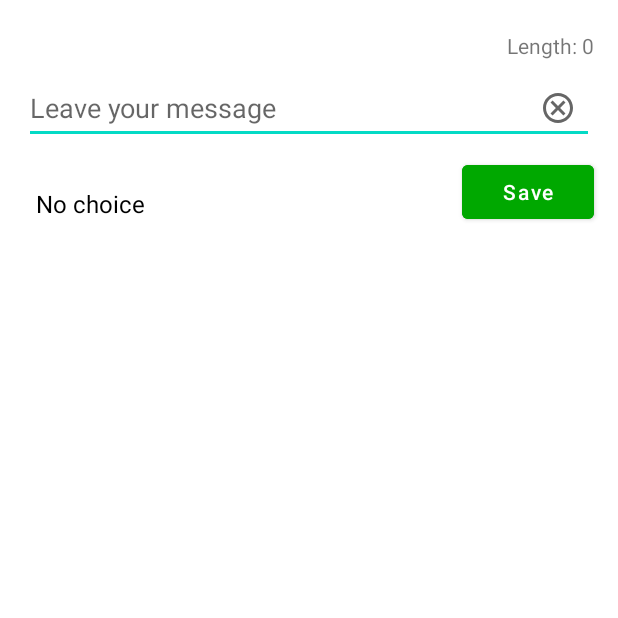
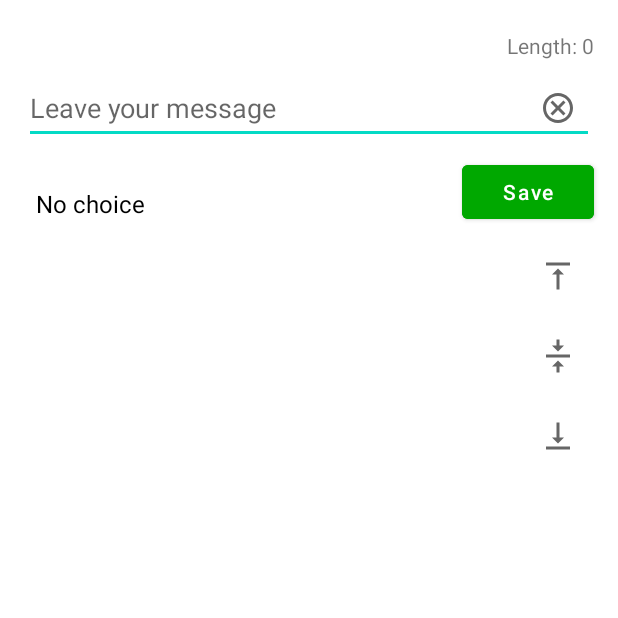
Before and after one commit to yeojoy/SreeApp, an Android app: the screen it shows after launch (ManagerActivity), after a tap on "Save", on a phone screen of 412 x 824 dp, the top half of it. Run offline under Robolectric (Android 15) with nearby library versions, the phone set to English and light mode, and no system bars; our stand-ins replace Firebase (no records; nobody signed in at launch, a user with empty details on screens opened directly); pictures from the network do not load; 1 other tap on this screen came first.

Commit message:
add align buttons

```diff
--- a/manager/src/main/java/com/livebarn/android/sreemanager/ManagerActivity.kt
+++ b/manager/src/main/java/com/livebarn/android/sreemanager/ManagerActivity.kt
@@ -66,7 +66,10 @@ class ManagerActivity : AppCompatActivity() {
         }
 
         findViewById<Button>(R.id.button_save).setOnClickListener {
-            messageDBReference?.setValue(editTextMessage?.text.toString())
+            val message = editTextMessage?.text.toString()
+            messageDBReference?.setValue(message)
+            editTextMessage?.setSelection(message.length)
+            // TODO hide keyboard
         }
 
         editTextMessage?.addTextChangedListener(object : TextWatcher {
@@ -78,6 +81,8 @@ class ManagerActivity : AppCompatActivity() {
                     getString(com.livebarn.android.sreelibrary.R.string.label_message_length, editTextMessage?.length() ?: 0)
             }
         })
+
+        // TODO bind imagebutton event
 
         val types = CelebrationType.values().map { it.title }
         spinnerCelebrationType?.adapter =
--- /dev/null
+++ b/manager/src/main/res/drawable/ic_bottom.xml
@@ -0,0 +1,10 @@
+<vector xmlns:android="http://schemas.android.com/apk/res/android"
+    android:width="24dp"
+    android:height="24dp"
+    android:viewportWidth="24"
+    android:viewportHeight="24"
+    android:tint="?attr/colorControlNormal">
+  <path
+      android:fillColor="@android:color/white"
+      android:pathData="M16,13h-3V3h-2v10H8l4,4 4,-4zM4,19v2h16v-2H4z"/>
+</vector>
--- /dev/null
+++ b/manager/src/main/res/drawable/ic_center.xml
@@ -0,0 +1,10 @@
+<vector xmlns:android="http://schemas.android.com/apk/res/android"
+    android:width="24dp"
+    android:height="24dp"
+    android:viewportWidth="24"
+    android:viewportHeight="24"
+    android:tint="?attr/colorControlNormal">
+  <path
+      android:fillColor="@android:color/white"
+      android:pathData="M8,19h3v4h2v-4h3l-4,-4 -4,4zM16,5h-3L13,1h-2v4L8,5l4,4 4,-4zM4,11v2h16v-2L4,11z"/>
+</vector>
--- /dev/null
+++ b/manager/src/main/res/drawable/ic_top.xml
@@ -0,0 +1,10 @@
+<vector xmlns:android="http://schemas.android.com/apk/res/android"
+    android:width="24dp"
+    android:height="24dp"
+    android:viewportWidth="24"
+    android:viewportHeight="24"
+    android:tint="?attr/colorControlNormal">
+  <path
+      android:fillColor="@android:color/white"
+      android:pathData="M8,11h3v10h2V11h3l-4,-4 -4,4zM4,3v2h16V3H4z"/>
+</vector>
--- a/manager/src/main/res/layout/activity_manager.xml
+++ b/manager/src/main/res/layout/activity_manager.xml
@@ -55,6 +55,45 @@
         app:layout_constraintEnd_toEndOf="@id/edit_text_message"
         app:layout_constraintTop_toBottomOf="@id/edit_text_message" />
 
+    <ImageButton
+        android:foregroundTint="@color/purple_200"
+        android:id="@+id/image_button_align_top"
+        android:layout_width="48dp"
+        android:layout_height="48dp"
+        android:layout_marginTop="8dp"
+        android:background="@drawable/rect_bg_button"
+        android:contentDescription="@string/content_desc_button_clear"
+        android:padding="12dp"
+        android:src="@drawable/ic_top"
+        app:layout_constraintEnd_toEndOf="@id/edit_text_message"
+        app:layout_constraintTop_toBottomOf="@id/button_save" />
+
+    <ImageButton
+        android:foregroundTint="@color/purple_200"
+        android:id="@+id/image_button_align_center"
+        android:layout_width="48dp"
+        android:layout_height="48dp"
+        android:layout_marginTop="5dp"
+        android:background="@drawable/rect_bg_button"
+        android:contentDescription="@string/content_desc_button_clear"
+        android:padding="12dp"
+        android:src="@drawable/ic_center"
+        app:layout_constraintEnd_toEndOf="@id/edit_text_message"
+        app:layout_constraintTop_toBottomOf="@id/image_button_align_top" />
+
+    <ImageButton
+        android:foregroundTint="@color/purple_200"
+        android:id="@+id/image_button_align_bottom"
+        android:layout_width="48dp"
+        android:layout_height="48dp"
+        android:layout_marginTop="5dp"
+        android:background="@drawable/rect_bg_button"
+        android:contentDescription="@string/content_desc_button_clear"
+        android:padding="12dp"
+        android:src="@drawable/ic_bottom"
+        app:layout_constraintEnd_toEndOf="@id/edit_text_message"
+        app:layout_constraintTop_toBottomOf="@id/image_button_align_center" />
+
     <ImageView
         android:id="@+id/image_view_selected_gif"
         android:layout_width="0dp"
--- /dev/null
+++ b/sreelibrary/src/main/res/drawable/rect_bg_button.xml
@@ -0,0 +1,5 @@
+<?xml version="1.0" encoding="utf-8"?>
+<shape xmlns:android="http://schemas.android.com/apk/res/android">
+    <solid android:color="#90FFFFFF" />
+    <corners android:radius="12dp" />
+</shape>
```
